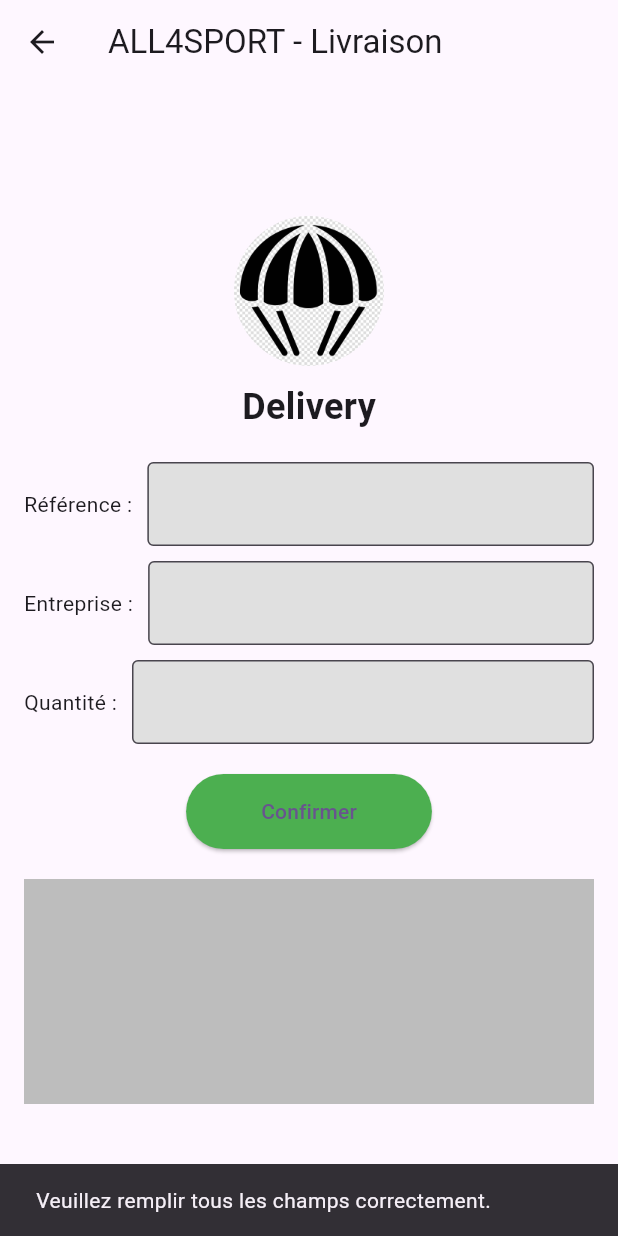
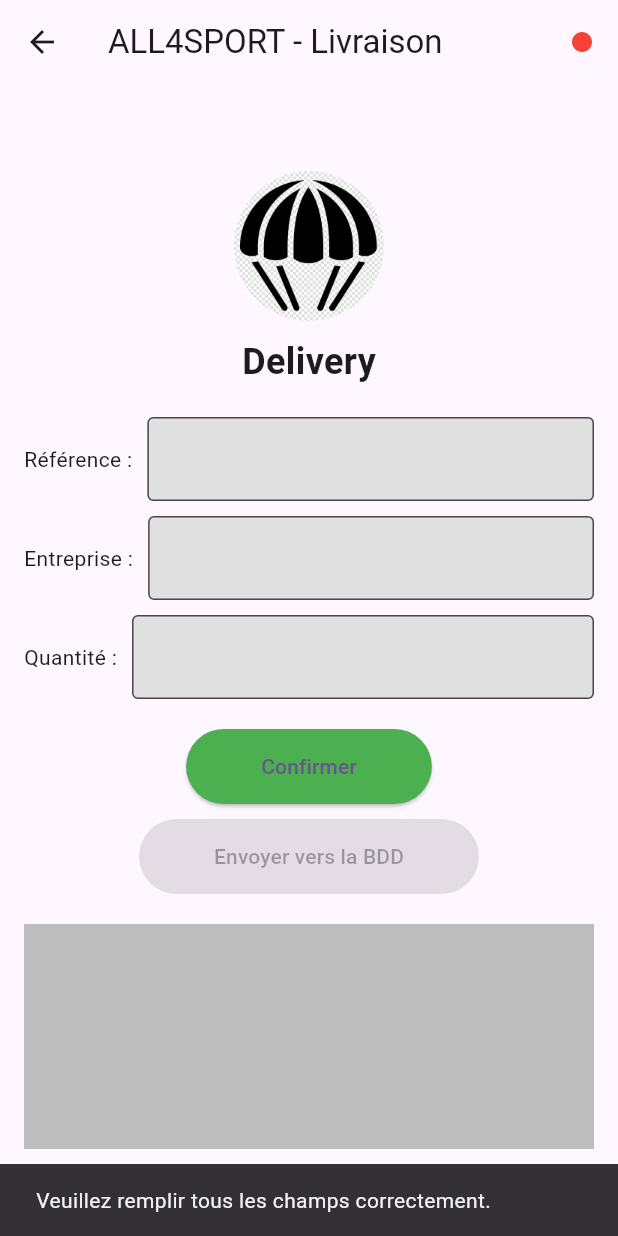
Before and after one commit to RMasart/flutter_application_ap3, a Flutter app: the DeliveryScreen screen opened directly, after a tap on "Confirmer", on a phone screen of 412 x 824 dp. Run offline on Flutter 3.47's test engine with Material 3 defaults, Android fonts, the phone set to English and light mode, and no system bars; our stand-ins replace geolocator, google_maps_flutter; missing offline and left inert: mobile_scanner.

Commit message:
ajout Module 7 - Mode déconnecté

```diff
--- a/lib/screens/delivery.dart
+++ b/lib/screens/delivery.dart
@@ -18,6 +18,7 @@ class _DeliveryScreenState extends State<DeliveryScreen> {
   final TextEditingController referenceController = TextEditingController();
   final TextEditingController entrepriseController = TextEditingController();
   final TextEditingController quantityController = TextEditingController();
+  bool isOnline = false; // Par défaut hors ligne
 
   @override
   void initState() {
@@ -36,8 +37,7 @@ class _DeliveryScreenState extends State<DeliveryScreen> {
 
   Future<String> _getLocalFilePath() async {
     final directory = await getApplicationDocumentsDirectory();
-    final path = '${directory.path}/products.json';
-    return path;
+    return '${directory.path}/products.json';
   }
 
   Future<void> _saveProductsToFile() async {
@@ -70,11 +70,6 @@ class _DeliveryScreenState extends State<DeliveryScreen> {
     }
   }
 
-  String _getJsonString() {
-    const JsonEncoder encoder = JsonEncoder.withIndent('  ');
-    return products.map((p) => encoder.convert(p.toJson())).join('\n');
-  }
-
   void _addProduct() {
     final String reference = referenceController.text;
     final String entreprise = entrepriseController.text;
@@ -91,12 +86,13 @@ class _DeliveryScreenState extends State<DeliveryScreen> {
 
       _saveProductsToFile();
 
+      ScaffoldMessenger.of(context).showSnackBar(
+        SnackBar(content: Text('Produit ajouté : $entreprise')),
+      );
+
       referenceController.clear();
       entrepriseController.clear();
       quantityController.clear();
-      ScaffoldMessenger.of(context).showSnackBar(
-        SnackBar(content: Text('Produit ajouté : $entreprise')),
-      );
     } else {
       ScaffoldMessenger.of(context).showSnackBar(
         const SnackBar(
@@ -106,11 +102,70 @@ class _DeliveryScreenState extends State<DeliveryScreen> {
     }
   }
 
+  Future<void> _synchronizeData() async {
+    try {
+      for (var product in products) {
+        print('Synchronisation du produit : ${product.reference}');
+        // Simulez un appel API ici
+        await Future.delayed(
+            const Duration(seconds: 1)); // Simulation délai réseau
+      }
+
+      setState(() {
+        products.clear();
+      });
+      await _saveProductsToFile();
+
+      ScaffoldMessenger.of(context).showSnackBar(
+        const SnackBar(content: Text('Synchronisation réussie.')),
+      );
+    } catch (e) {
+      print('Erreur lors de la synchronisation : $e');
+      ScaffoldMessenger.of(context).showSnackBar(
+        const SnackBar(content: Text('Erreur de synchronisation.')),
+      );
+    }
+  }
+
+  void _toggleOnlineStatus() {
+    setState(() {
+      isOnline = !isOnline; // Inverse l'état en ligne / hors ligne
+    });
+  }
+
+  void _sendToDatabase() async {
+    if (isOnline) {
+      await _synchronizeData();
+    } else {
+      ScaffoldMessenger.of(context).showSnackBar(
+        const SnackBar(content: Text('Vous êtes hors ligne.')),
+      );
+    }
+  }
+
+  String _getJsonString() {
+    const JsonEncoder encoder = JsonEncoder.withIndent('  ');
+    return products.map((p) => encoder.convert(p.toJson())).join('\n');
+  }
+
   @override
   Widget build(BuildContext context) {
     return Scaffold(
       appBar: AppBar(
         title: const Text('ALL4SPORT - Livraison'),
+        actions: [
+          GestureDetector(
+            onTap: _toggleOnlineStatus, // Permet de cliquer sur le cercle
+            child: Padding(
+              padding: const EdgeInsets.only(right: 16.0),
+              child: Icon(
+                Icons.circle,
+                color: isOnline ? Colors.green : Colors.red,
+                size: 16.0,
+              ),
+            ),
+          ),
+        ],
       ),
       body: Padding(
         padding: const EdgeInsets.all(16.0),
@@ -149,6 +204,16 @@ class _DeliveryScreenState extends State<DeliveryScreen> {
                       const EdgeInsets.symmetric(horizontal: 50, vertical: 15),
                 ),
                 child: const Text('Confirmer'),
+              ),
+              const SizedBox(height: 10),
+              ElevatedButton(
+                onPressed: isOnline ? _sendToDatabase : null,
+                style: ElevatedButton.styleFrom(
+                  backgroundColor: isOnline ? Colors.blue : Colors.grey,
+                  padding:
+                      const EdgeInsets.symmetric(horizontal: 50, vertical: 15),
+                ),
+                child: const Text('Envoyer vers la BDD'),
               ),
               const SizedBox(height: 20),
               Container(
--- a/pubspec.yaml
+++ b/pubspec.yaml
@@ -22,6 +22,8 @@ dependencies:
   file_picker: ^5.0.0
   path: ^1.8.0
   mobile_scanner: ^5.0.0
+  connectivity_plus: ^3.0.0
+
 
 dev_dependencies:
   flutter_test:
```
Also changed, not shown: pubspec.lock, 1 other file.
